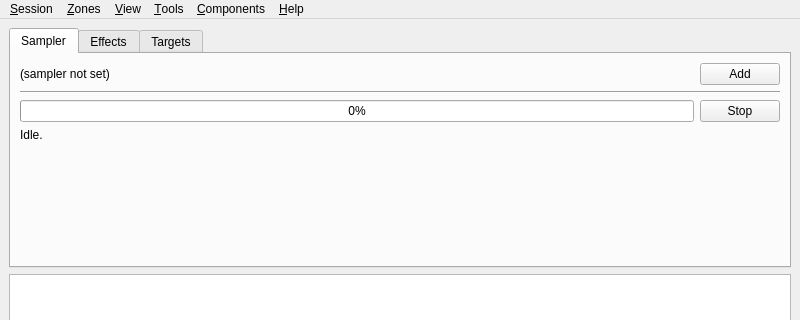
First picture: the form in src/synthclone/mainview.ui, repository surfacepatterns/synthclone, before the edit; both pictures show x 0 to 800 and y 0 to 320 of the 800 by 600 pixel window.
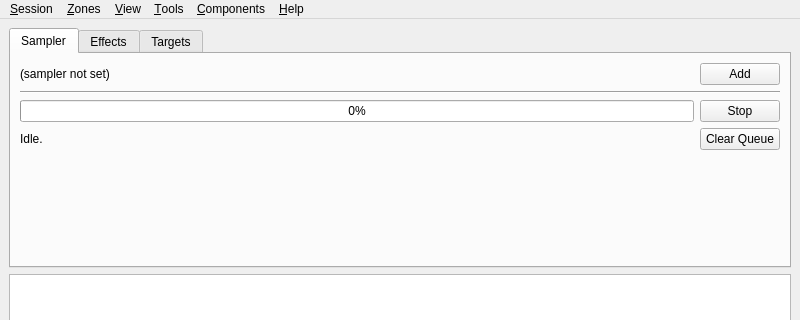
Second picture: the form after the edit. Icons and pictures are not drawn.

Commit message: Add menu items for clearing sampler and effect jobs from their respective queues.  Add button in sampler tab view for clearing sampler jobs from the sampler queue.

Patch:
```diff
--- a/src/synthclone/mainview.ui
+++ b/src/synthclone/mainview.ui
@@ -90,11 +90,29 @@
          </layout>
         </item>
         <item>
-         <widget class="QLabel" name="samplerStatus">
-          <property name="text">
-           <string>Idle.</string>
-          </property>
-         </widget>
+         <layout class="QHBoxLayout" stretch="1,0">
+          <item>
+           <widget class="QLabel" name="samplerStatus">
+            <property name="text">
+             <string>Idle.</string>
+            </property>
+           </widget>
+          </item>
+          <item>
+           <widget class="QPushButton" name="clearSamplerJobsButton">
+            <property name="statusTip">
+             <string>Clear the sampler job queue.</string>
+            </property>
+            <property name="text">
+             <string>Clear Queue</string>
+            </property>
+            <property name="icon">
+             <iconset resource="../lib/lib.qrc">
+              <normaloff>:/synthclone/images/16x16/clear.png</normaloff>:/synthclone/images/16x16/clear.png</iconset>
+            </property>
+           </widget>
+          </item>
+         </layout>
         </item>
         <item>
          <spacer>
```
Left out of the diff: 28 changed lines with no effect on the pictures. The commit also changes 4 other files.
